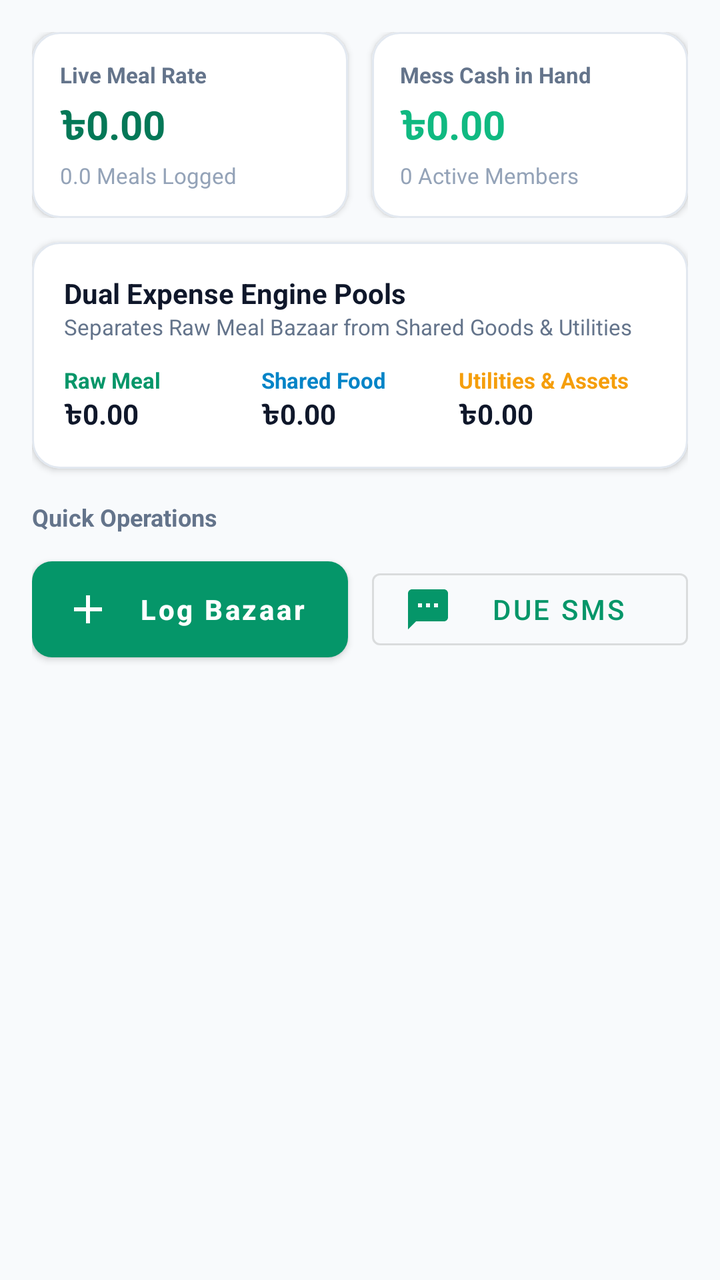
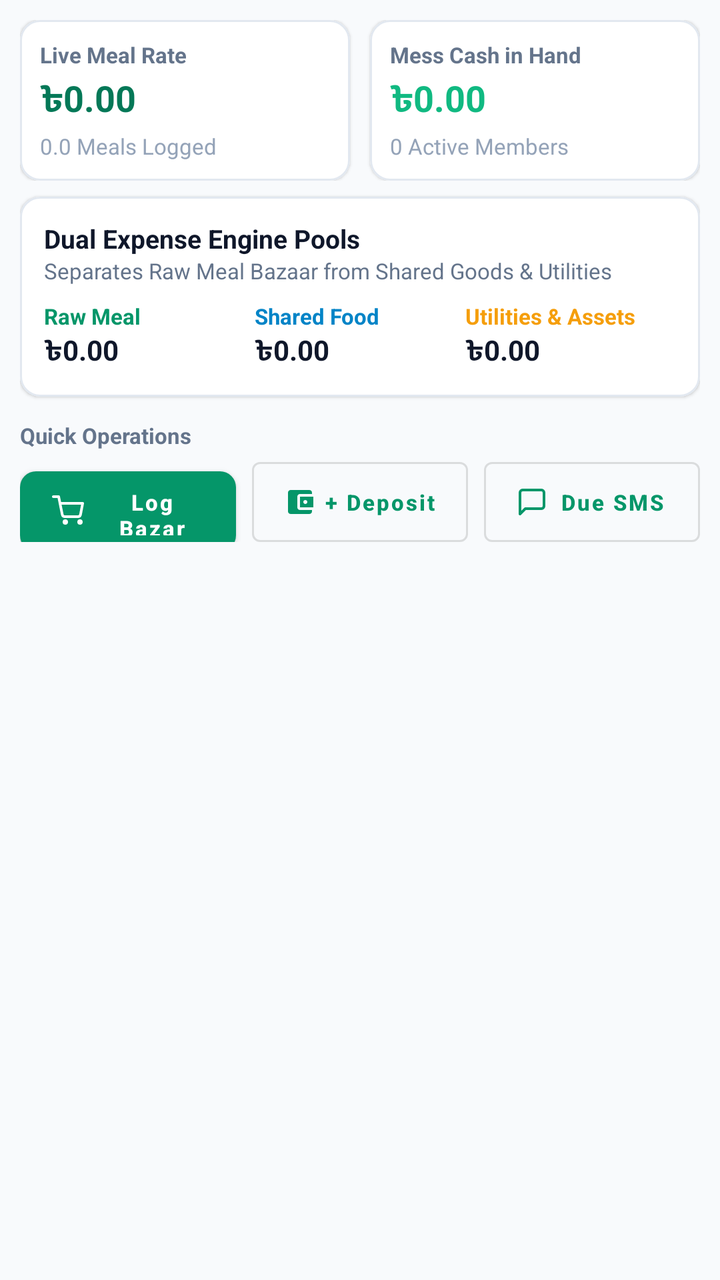

An Android layout rendered at two revisions. The XML below is the earlier revision; the diff shows what the commit changed to produce the second picture.
<!-- AndroidManifest.xml: application theme Theme.SmartMess -->
<!-- res/layout/fragment_dashboard_overview.xml -->
<?xml version="1.0" encoding="utf-8"?>
<androidx.core.widget.NestedScrollView 
    xmlns:android="http://schemas.android.com/apk/res/android"
    xmlns:app="http://schemas.android.com/apk/res-auto"
    android:layout_width="match_parent"
    android:layout_height="match_parent"
    android:background="@color/background"
    android:fillViewport="true">

    <LinearLayout
        android:layout_width="match_parent"
        android:layout_height="wrap_content"
        android:orientation="vertical"
        android:padding="16dp">

        
        <LinearLayout
            android:layout_width="match_parent"
            android:layout_height="wrap_content"
            android:baselineAligned="false"
            android:orientation="horizontal">

            
            <com.google.android.material.card.MaterialCardView
                android:layout_width="0dp"
                android:layout_height="wrap_content"
                android:layout_marginEnd="6dp"
                android:layout_weight="1"
                app:cardBackgroundColor="@color/surface"
                app:cardCornerRadius="14dp"
                app:cardElevation="2dp"
                app:strokeColor="@color/border_stroke"
                app:strokeWidth="1dp">

                <LinearLayout
                    android:layout_width="match_parent"
                    android:layout_height="wrap_content"
                    android:orientation="vertical"
                    android:padding="14dp">

                    <TextView
                        android:layout_width="wrap_content"
                        android:layout_height="wrap_content"
                        android:text="Live Meal Rate"
                        android:textColor="@color/text_secondary"
                        android:textSize="11sp"
                        android:textStyle="bold" />

                    <TextView
                        android:id="@+id/tvLiveMealRate"
                        android:layout_width="wrap_content"
                        android:layout_height="wrap_content"
                        android:layout_marginTop="4dp"
                        android:text="৳0.00"
                        android:textColor="@color/primary_dark"
                        android:textSize="20sp"
                        android:textStyle="bold" />

                    <TextView
                        android:id="@+id/tvTotalMessMeals"
                        android:layout_width="wrap_content"
                        android:layout_height="wrap_content"
                        android:layout_marginTop="2dp"
                        android:text="0.0 Meals Logged"
                        android:textColor="@color/text_muted"
                        android:textSize="11sp" />
                </LinearLayout>
            </com.google.android.material.card.MaterialCardView>

            
            <com.google.android.material.card.MaterialCardView
                android:layout_width="0dp"
                android:layout_height="wrap_content"
                android:layout_marginStart="6dp"
                android:layout_weight="1"
                app:cardBackgroundColor="@color/surface"
                app:cardCornerRadius="14dp"
                app:cardElevation="2dp"
                app:strokeColor="@color/border_stroke"
                app:strokeWidth="1dp">

                <LinearLayout
                    android:layout_width="match_parent"
                    android:layout_height="wrap_content"
                    android:orientation="vertical"
                    android:padding="14dp">

                    <TextView
                        android:layout_width="wrap_content"
                        android:layout_height="wrap_content"
                        android:text="Mess Cash in Hand"
                        android:textColor="@color/text_secondary"
                        android:textSize="11sp"
                        android:textStyle="bold" />

                    <TextView
                        android:id="@+id/tvCashInHand"
                        android:layout_width="wrap_content"
                        android:layout_height="wrap_content"
                        android:layout_marginTop="4dp"
                        android:text="৳0.00"
                        android:textColor="@color/credit_green"
                        android:textSize="20sp"
                        android:textStyle="bold" />

                    <TextView
                        android:id="@+id/tvActiveMembers"
                        android:layout_width="wrap_content"
                        android:layout_height="wrap_content"
                        android:layout_marginTop="2dp"
                        android:text="0 Active Members"
                        android:textColor="@color/text_muted"
                        android:textSize="11sp" />
                </LinearLayout>
            </com.google.android.material.card.MaterialCardView>
        </LinearLayout>

        
        <com.google.android.material.card.MaterialCardView
            android:layout_width="match_parent"
            android:layout_height="wrap_content"
            android:layout_marginTop="12dp"
            app:cardBackgroundColor="@color/surface"
            app:cardCornerRadius="14dp"
            app:cardElevation="2dp"
            app:strokeColor="@color/border_stroke"
            app:strokeWidth="1dp">

            <LinearLayout
                android:layout_width="match_parent"
                android:layout_height="wrap_content"
                android:orientation="vertical"
                android:padding="16dp">

                <TextView
                    android:layout_width="wrap_content"
                    android:layout_height="wrap_content"
                    android:text="Dual Expense Engine Pools"
                    android:textColor="@color/text_primary"
                    android:textSize="14sp"
                    android:textStyle="bold" />

                <TextView
                    android:layout_width="wrap_content"
                    android:layout_height="wrap_content"
                    android:text="Separates Raw Meal Bazaar from Shared Goods &amp; Utilities"
                    android:textColor="@color/text_secondary"
                    android:textSize="11sp" />

                
                <LinearLayout
                    android:layout_width="match_parent"
                    android:layout_height="wrap_content"
                    android:layout_marginTop="12dp"
                    android:orientation="horizontal">

                    <LinearLayout
                        android:layout_width="0dp"
                        android:layout_height="wrap_content"
                        android:layout_weight="1"
                        android:orientation="vertical">

                        <TextView
                            android:layout_width="wrap_content"
                            android:layout_height="wrap_content"
                            android:text="Raw Meal"
                            android:textColor="@color/primary"
                            android:textSize="11sp"
                            android:textStyle="bold" />

                        <TextView
                            android:id="@+id/tvRawMealCost"
                            android:layout_width="wrap_content"
                            android:layout_height="wrap_content"
                            android:text="৳0.00"
                            android:textColor="@color/text_primary"
                            android:textSize="14sp"
                            android:textStyle="bold" />
                    </LinearLayout>

                    <LinearLayout
                        android:layout_width="0dp"
                        android:layout_height="wrap_content"
                        android:layout_weight="1"
                        android:orientation="vertical">

                        <TextView
                            android:layout_width="wrap_content"
                            android:layout_height="wrap_content"
                            android:text="Shared Food"
                            android:textColor="@color/accent"
                            android:textSize="11sp"
                            android:textStyle="bold" />

                        <TextView
                            android:id="@+id/tvSharedFoodCost"
                            android:layout_width="wrap_content"
                            android:layout_height="wrap_content"
                            android:text="৳0.00"
                            android:textColor="@color/text_primary"
                            android:textSize="14sp"
                            android:textStyle="bold" />
                    </LinearLayout>

                    <LinearLayout
                        android:layout_width="0dp"
                        android:layout_height="wrap_content"
                        android:layout_weight="1"
                        android:orientation="vertical">

                        <TextView
                            android:layout_width="wrap_content"
                            android:layout_height="wrap_content"
                            android:text="Utilities &amp; Assets"
                            android:textColor="@color/warning_amber"
                            android:textSize="11sp"
                            android:textStyle="bold" />

                        <TextView
                            android:id="@+id/tvUtilityCost"
                            android:layout_width="wrap_content"
                            android:layout_height="wrap_content"
                            android:text="৳0.00"
                            android:textColor="@color/text_primary"
                            android:textSize="14sp"
                            android:textStyle="bold" />
                    </LinearLayout>
                </LinearLayout>

            </LinearLayout>
        </com.google.android.material.card.MaterialCardView>

        
        <TextView
            android:layout_width="wrap_content"
            android:layout_height="wrap_content"
            android:layout_marginTop="16dp"
            android:layout_marginBottom="8dp"
            android:text="Quick Operations"
            android:textColor="@color/text_secondary"
            android:textSize="12sp"
            android:textStyle="bold" />

        <LinearLayout
            android:layout_width="match_parent"
            android:layout_height="wrap_content"
            android:orientation="horizontal">

            <com.google.android.material.button.MaterialButton
                android:id="@+id/btnQuickAddExpense"
                android:layout_width="0dp"
                android:layout_height="wrap_content"
                android:layout_marginEnd="6dp"
                android:layout_weight="1"
                android:text="Log Bazaar"
                app:icon="@drawable/ic_add"
                style="@style/SmartButton" />

            <com.google.android.material.button.MaterialButton
                android:id="@+id/btnQuickSmsDispatch"
                android:layout_width="0dp"
                android:layout_height="wrap_content"
                android:layout_marginStart="6dp"
                android:layout_weight="1"
                android:text="Due SMS"
                app:icon="@drawable/ic_sms"
                style="@style/Widget.MaterialComponents.Button.OutlinedButton" />
        </LinearLayout>

    </LinearLayout>
</androidx.core.widget.NestedScrollView>
<!-- resources referenced by this layout -->
<resources>
  <!-- drawable ic_add (drawable) -->
  <vector xmlns:android="http://schemas.android.com/apk/res/android"
      android:width="24dp"
      android:height="24dp"
      android:viewportWidth="24"
      android:viewportHeight="24">
    <path
        android:fillColor="#FFFFFF"
        android:pathData="M19,13h-6v6h-2v-6H5v-2h6V5h2v6h6v2z"/>
  </vector>
  <!-- drawable ic_sms (drawable) -->
  <vector xmlns:android="http://schemas.android.com/apk/res/android"
      android:width="24dp"
      android:height="24dp"
      android:viewportWidth="24"
      android:viewportHeight="24">
    <path
        android:fillColor="@color/primary"
        android:pathData="M20,2H4c-1.1,0 -1.99,0.9 -1.99,2L2,22l4,-4h14c1.1,0 2,-0.9 2,-2V4c0,-1.1 -0.9,-2 -2,-2zM9,11H7V9h2v2zm4,0h-2V9h2v2zm4,0h-2V9h2v2z"/>
  </vector>
  <style name="SmartButton" parent="Widget.MaterialComponents.Button">
          <item name="cornerRadius">10dp</item>
          <item name="android:paddingTop">12dp</item>
          <item name="android:paddingBottom">12dp</item>
          <item name="android:textAllCaps">false</item>
          <item name="android:textStyle">bold</item>
      </style>
  <style name="Theme.SmartMess" parent="Theme.MaterialComponents.DayNight.DarkActionBar">
          
          <item name="colorPrimary">@color/primary</item>
          <item name="colorPrimaryVariant">@color/primary_dark</item>
          <item name="colorOnPrimary">@color/text_on_primary</item>
          
          <item name="colorSecondary">@color/accent</item>
          <item name="colorSecondaryVariant">@color/accent</item>
          <item name="colorOnSecondary">@color/text_on_primary</item>
          
          <item name="android:statusBarColor">@color/primary_dark</item>
          <item name="android:windowBackground">@color/background</item>
          
          <item name="cardViewStyle">@style/SmartCardView</item>
      </style>
  <style name="SmartCardView" parent="Widget.MaterialComponents.CardView">
          <item name="cardCornerRadius">14dp</item>
          <item name="cardElevation">2dp</item>
          <item name="cardBackgroundColor">@color/surface</item>
          <item name="strokeColor">@color/border_stroke</item>
          <item name="strokeWidth">1dp</item>
      </style>
  <!-- unchanged entries left out for length: 12 -->
</resources>

<!-- the commit's change to res/layout/fragment_dashboard_overview.xml (unified diff, before → after) -->
@@ -11,7 +11,7 @@
         android:layout_width="match_parent"
         android:layout_height="wrap_content"
         android:orientation="vertical"
-        android:padding="16dp">
+        android:padding="10dp">
 
         
         <LinearLayout
@@ -24,23 +24,20 @@
             <com.google.android.material.card.MaterialCardView
                 android:layout_width="0dp"
                 android:layout_height="wrap_content"
-                android:layout_marginEnd="6dp"
-                android:layout_weight="1"
-                app:cardBackgroundColor="@color/surface"
-                app:cardCornerRadius="14dp"
-                app:cardElevation="2dp"
-                app:strokeColor="@color/border_stroke"
-                app:strokeWidth="1dp">
+                android:layout_marginEnd="5dp"
+                android:layout_weight="1"
+                style="@style/SmartCardView">
 
                 <LinearLayout
                     android:layout_width="match_parent"
                     android:layout_height="wrap_content"
                     android:orientation="vertical"
-                    android:padding="14dp">
-
-                    <TextView
-                        android:layout_width="wrap_content"
-                        android:layout_height="wrap_content"
+                    android:padding="10dp">
+
+                    <TextView
+                        android:layout_width="wrap_content"
+                        android:layout_height="wrap_content"
+                        android:fontFamily="sans-serif"
                         android:text="Live Meal Rate"
                         android:textColor="@color/text_secondary"
                         android:textSize="11sp"
@@ -50,10 +47,11 @@
                         android:id="@+id/tvLiveMealRate"
                         android:layout_width="wrap_content"
                         android:layout_height="wrap_content"
-                        android:layout_marginTop="4dp"
+                        android:layout_marginTop="2dp"
+                        android:fontFamily="sans-serif-medium"
                         android:text="৳0.00"
                         android:textColor="@color/primary_dark"
-                        android:textSize="20sp"
+                        android:textSize="18sp"
                         android:textStyle="bold" />
 
                     <TextView
@@ -61,6 +59,7 @@
                         android:layout_width="wrap_content"
                         android:layout_height="wrap_content"
                         android:layout_marginTop="2dp"
+                        android:fontFamily="sans-serif"
                         android:text="0.0 Meals Logged"
                         android:textColor="@color/text_muted"
                         android:textSize="11sp" />
@@ -71,23 +70,20 @@
             <com.google.android.material.card.MaterialCardView
                 android:layout_width="0dp"
                 android:layout_height="wrap_content"
-                android:layout_marginStart="6dp"
-                android:layout_weight="1"
-                app:cardBackgroundColor="@color/surface"
-                app:cardCornerRadius="14dp"
-                app:cardElevation="2dp"
-                app:strokeColor="@color/border_stroke"
-                app:strokeWidth="1dp">
+                android:layout_marginStart="5dp"
+                android:layout_weight="1"
+                style="@style/SmartCardView">
 
                 <LinearLayout
                     android:layout_width="match_parent"
                     android:layout_height="wrap_content"
                     android:orientation="vertical"
-                    android:padding="14dp">
-
-                    <TextView
-                        android:layout_width="wrap_content"
-                        android:layout_height="wrap_content"
+                    android:padding="10dp">
+
+                    <TextView
+                        android:layout_width="wrap_content"
+                        android:layout_height="wrap_content"
+                        android:fontFamily="sans-serif"
                         android:text="Mess Cash in Hand"
                         android:textColor="@color/text_secondary"
                         android:textSize="11sp"
@@ -97,10 +93,11 @@
                         android:id="@+id/tvCashInHand"
                         android:layout_width="wrap_content"
                         android:layout_height="wrap_content"
-                        android:layout_marginTop="4dp"
+                        android:layout_marginTop="2dp"
+                        android:fontFamily="sans-serif-medium"
                         android:text="৳0.00"
                         android:textColor="@color/credit_green"
-                        android:textSize="20sp"
+                        android:textSize="18sp"
                         android:textStyle="bold" />
 
                     <TextView
@@ -108,6 +105,7 @@
                         android:layout_width="wrap_content"
                         android:layout_height="wrap_content"
                         android:layout_marginTop="2dp"
+                        android:fontFamily="sans-serif"
                         android:text="0 Active Members"
                         android:textColor="@color/text_muted"
                         android:textSize="11sp" />
@@ -119,30 +117,28 @@
         <com.google.android.material.card.MaterialCardView
             android:layout_width="match_parent"
             android:layout_height="wrap_content"
-            android:layout_marginTop="12dp"
-            app:cardBackgroundColor="@color/surface"
-            app:cardCornerRadius="14dp"
-            app:cardElevation="2dp"
-            app:strokeColor="@color/border_stroke"
-            app:strokeWidth="1dp">
+            android:layout_marginTop="8dp"
+            style="@style/SmartCardView">
 
             <LinearLayout
                 android:layout_width="match_parent"
                 android:layout_height="wrap_content"
                 android:orientation="vertical"
-                android:padding="16dp">
+                android:padding="12dp">
 
                 <TextView
                     android:layout_width="wrap_content"
                     android:layout_height="wrap_content"
+                    android:fontFamily="sans-serif-medium"
                     android:text="Dual Expense Engine Pools"
                     android:textColor="@color/text_primary"
-                    android:textSize="14sp"
+                    android:textSize="13sp"
                     android:textStyle="bold" />
 
                 <TextView
                     android:layout_width="wrap_content"
                     android:layout_height="wrap_content"
+                    android:fontFamily="sans-serif"
                     android:text="Separates Raw Meal Bazaar from Shared Goods &amp; Utilities"
                     android:textColor="@color/text_secondary"
                     android:textSize="11sp" />
@@ -151,7 +147,7 @@
                 <LinearLayout
                     android:layout_width="match_parent"
                     android:layout_height="wrap_content"
-                    android:layout_marginTop="12dp"
+                    android:layout_marginTop="8dp"
                     android:orientation="horizontal">
 
                     <LinearLayout
@@ -163,6 +159,7 @@
                         <TextView
                             android:layout_width="wrap_content"
                             android:layout_height="wrap_content"
+                            android:fontFamily="sans-serif"
                             android:text="Raw Meal"
                             android:textColor="@color/primary"
                             android:textSize="11sp"
@@ -172,6 +169,7 @@
                             android:id="@+id/tvRawMealCost"
                             android:layout_width="wrap_content"
                             android:layout_height="wrap_content"
+                            android:fontFamily="sans-serif-medium"
                             android:text="৳0.00"
                             android:textColor="@color/text_primary"
                             android:textSize="14sp"
@@ -187,6 +185,7 @@
                         <TextView
                             android:layout_width="wrap_content"
                             android:layout_height="wrap_content"
+                            android:fontFamily="sans-serif"
                             android:text="Shared Food"
                             android:textColor="@color/accent"
                             android:textSize="11sp"
@@ -196,6 +195,7 @@
                             android:id="@+id/tvSharedFoodCost"
                             android:layout_width="wrap_content"
                             android:layout_height="wrap_content"
+                            android:fontFamily="sans-serif-medium"
                             android:text="৳0.00"
                             android:textColor="@color/text_primary"
                             android:textSize="14sp"
@@ -211,6 +211,7 @@
                         <TextView
                             android:layout_width="wrap_content"
                             android:layout_height="wrap_content"
+                            android:fontFamily="sans-serif"
                             android:text="Utilities &amp; Assets"
                             android:textColor="@color/warning_amber"
                             android:textSize="11sp"
@@ -220,6 +221,7 @@
                             android:id="@+id/tvUtilityCost"
                             android:layout_width="wrap_content"
                             android:layout_height="wrap_content"
+                            android:fontFamily="sans-serif-medium"
                             android:text="৳0.00"
                             android:textColor="@color/text_primary"
                             android:textSize="14sp"
@@ -234,11 +236,12 @@
         <TextView
             android:layout_width="wrap_content"
             android:layout_height="wrap_content"
-            android:layout_marginTop="16dp"
-            android:layout_marginBottom="8dp"
+            android:layout_marginTop="12dp"
+            android:layout_marginBottom="6dp"
+            android:fontFamily="sans-serif"
             android:text="Quick Operations"
             android:textColor="@color/text_secondary"
-            android:textSize="12sp"
+            android:textSize="11sp"
             android:textStyle="bold" />
 
         <LinearLayout
@@ -249,21 +252,43 @@
             <com.google.android.material.button.MaterialButton
                 android:id="@+id/btnQuickAddExpense"
                 android:layout_width="0dp"
-                android:layout_height="wrap_content"
-                android:layout_marginEnd="6dp"
-                android:layout_weight="1"
-                android:text="Log Bazaar"
-                app:icon="@drawable/ic_add"
+                android:layout_height="40dp"
+                android:layout_marginEnd="4dp"
+                android:layout_weight="1"
+                android:insetTop="0dp"
+                android:insetBottom="0dp"
+                android:text="Log Bazar"
+                android:textSize="11sp"
+                app:icon="@drawable/ic_lucide_cart"
+                app:iconSize="16dp"
                 style="@style/SmartButton" />
+
+            <com.google.android.material.button.MaterialButton
+                android:id="@+id/btnQuickAddDeposit"
+                android:layout_width="0dp"
+                android:layout_height="40dp"
+                android:layout_marginHorizontal="4dp"
+                android:layout_weight="1"
+                android:insetTop="0dp"
+                android:insetBottom="0dp"
+                android:text="+ Deposit"
+                android:textSize="11sp"
+                app:icon="@drawable/ic_deposit"
+                app:iconSize="16dp"
+                style="@style/Widget.MaterialComponents.Button.OutlinedButton" />
 
             <com.google.android.material.button.MaterialButton
                 android:id="@+id/btnQuickSmsDispatch"
                 android:layout_width="0dp"
-                android:layout_height="wrap_content"
-                android:layout_marginStart="6dp"
-                android:layout_weight="1"
+                android:layout_height="40dp"
+                android:layout_marginStart="4dp"
+                android:layout_weight="1"
+                android:insetTop="0dp"
+                android:insetBottom="0dp"
                 android:text="Due SMS"
-                app:icon="@drawable/ic_sms"
+                android:textSize="11sp"
+                app:icon="@drawable/ic_lucide_message_square"
+                app:iconSize="16dp"
                 style="@style/Widget.MaterialComponents.Button.OutlinedButton" />
         </LinearLayout>
 
<!-- resource entries referenced after the edit -->
@@ -1,16 +1,6 @@
 <!-- resources referenced by this layout -->
 <resources>
-  <!-- drawable ic_add (drawable) -->
-  <vector xmlns:android="http://schemas.android.com/apk/res/android"
-      android:width="24dp"
-      android:height="24dp"
-      android:viewportWidth="24"
-      android:viewportHeight="24">
-    <path
-        android:fillColor="#FFFFFF"
-        android:pathData="M19,13h-6v6h-2v-6H5v-2h6V5h2v6h6v2z"/>
-  </vector>
-  <!-- drawable ic_sms (drawable) -->
+  <!-- drawable ic_deposit (drawable) -->
   <vector xmlns:android="http://schemas.android.com/apk/res/android"
       android:width="24dp"
       android:height="24dp"
@@ -18,16 +8,47 @@
       android:viewportHeight="24">
     <path
         android:fillColor="@color/primary"
-        android:pathData="M20,2H4c-1.1,0 -1.99,0.9 -1.99,2L2,22l4,-4h14c1.1,0 2,-0.9 2,-2V4c0,-1.1 -0.9,-2 -2,-2zM9,11H7V9h2v2zm4,0h-2V9h2v2zm4,0h-2V9h2v2z"/>
+        android:pathData="M21,18v1c0,1.1 -0.9,2 -2,2H5c-1.11,0 -2,-0.9 -2,-2V5c0,-1.1 0.89,-2 2,-2h14c1.1,0 2,0.9 2,2v1h-9c-1.11,0 -2,0.9 -2,2v8c0,1.1 0.89,2 2,2h9zm-9,-2h10V8H12v8zm4,-2.5c-0.83,0 -1.5,-0.67 -1.5,-1.5s0.67,-1.5 1.5,-1.5 1.5,0.67 1.5,1.5 -0.67,1.5 -1.5,1.5z"/>
+  </vector>
+  <!-- drawable ic_lucide_cart (drawable) -->
+  <vector xmlns:android="http://schemas.android.com/apk/res/android"
+      android:width="24dp"
+      android:height="24dp"
+      android:viewportWidth="24"
+      android:viewportHeight="24"
+      android:tint="?attr/colorControlNormal">
+      <path
+          android:strokeColor="@android:color/white"
+          android:strokeWidth="2"
+          android:strokeLineCap="round"
+          android:strokeLineJoin="round"
+          android:pathData="M1,1h4l2.68,13.39a2,2 0,0 0,2,1.61h9.72a2,2 0,0 0,2,-1.61L23,6H6 M9,20a1,1 0,1 0,2,0 1,1 0,1 0,-2,0 M20,20a1,1 0,1 0,2,0 1,1 0,1 0,-2,0" />
+  </vector>
+  <!-- drawable ic_lucide_message_square (drawable) -->
+  <vector xmlns:android="http://schemas.android.com/apk/res/android"
+      android:width="24dp"
+      android:height="24dp"
+      android:viewportWidth="24"
+      android:viewportHeight="24"
+      android:tint="?attr/colorControlNormal">
+      <path
+          android:strokeColor="@android:color/white"
+          android:strokeWidth="2"
+          android:strokeLineCap="round"
+          android:strokeLineJoin="round"
+          android:pathData="M21,15a2,2 0,0 1,-2,2H7l-4,4V5a2,2 0,0 1,2,-2h14a2,2 0,0 1,2,2z" />
   </vector>
   <style name="SmartButton" parent="Widget.MaterialComponents.Button">
-          <item name="cornerRadius">10dp</item>
-          <item name="android:paddingTop">12dp</item>
-          <item name="android:paddingBottom">12dp</item>
+          <item name="android:fontFamily">sans-serif-medium</item>
+          <item name="fontFamily">sans-serif-medium</item>
+          <item name="cornerRadius">8dp</item>
+          <item name="android:paddingTop">8dp</item>
+          <item name="android:paddingBottom">8dp</item>
           <item name="android:textAllCaps">false</item>
+          <item name="android:textSize">13sp</item>
           <item name="android:textStyle">bold</item>
       </style>
-  <style name="Theme.SmartMess" parent="Theme.MaterialComponents.DayNight.DarkActionBar">
+  <style name="Theme.SmartMess" parent="Theme.MaterialComponents.DayNight.NoActionBar">
           
           <item name="colorPrimary">@color/primary</item>
           <item name="colorPrimaryVariant">@color/primary_dark</item>
@@ -37,14 +58,43 @@
           <item name="colorSecondaryVariant">@color/accent</item>
           <item name="colorOnSecondary">@color/text_on_primary</item>
           
-          <item name="android:statusBarColor">@color/primary_dark</item>
+          
+          <item name="android:statusBarColor">@color/surface</item>
+          <item name="android:windowLightStatusBar" tools:targetApi="m">true</item>
           <item name="android:windowBackground">@color/background</item>
           
+          
+          <item name="android:fontFamily">sans-serif</item>
+          <item name="fontFamily">sans-serif</item>
+          <item name="android:textViewStyle">@style/SmartTextView</item>
+          <item name="android:editTextStyle">@style/SmartEditText</item>
+          <item name="android:buttonStyle">@style/SmartButton</item>
+          <item name="materialButtonStyle">@style/SmartButton</item>
           <item name="cardViewStyle">@style/SmartCardView</item>
+          <item name="materialCardViewStyle">@style/SmartCardView</item>
+          <item name="chipStyle">@style/SmartChip</item>
+      </style>
+  <style name="SmartTextView" parent="android:Widget.TextView">
+          <item name="android:fontFamily">sans-serif</item>
+          <item name="fontFamily">sans-serif</item>
+          <item name="android:textColor">@color/text_primary</item>
+      </style>
+  <style name="SmartEditText" parent="android:Widget.EditText">
+          <item name="android:fontFamily">sans-serif</item>
+          <item name="fontFamily">sans-serif</item>
+          <item name="android:textColor">@color/text_primary</item>
+          <item name="android:textColorHint">@color/text_muted</item>
+      </style>
+  <style name="SmartChip" parent="Widget.MaterialComponents.Chip.Action">
+          <item name="android:fontFamily">sans-serif</item>
+          <item name="fontFamily">sans-serif</item>
+          <item name="chipCornerRadius">6dp</item>
+          <item name="chipMinHeight">28dp</item>
+          <item name="android:textSize">11sp</item>
       </style>
   <style name="SmartCardView" parent="Widget.MaterialComponents.CardView">
-          <item name="cardCornerRadius">14dp</item>
-          <item name="cardElevation">2dp</item>
+          <item name="cardCornerRadius">10dp</item>
+          <item name="cardElevation">1dp</item>
           <item name="cardBackgroundColor">@color/surface</item>
           <item name="strokeColor">@color/border_stroke</item>
           <item name="strokeWidth">1dp</item>
